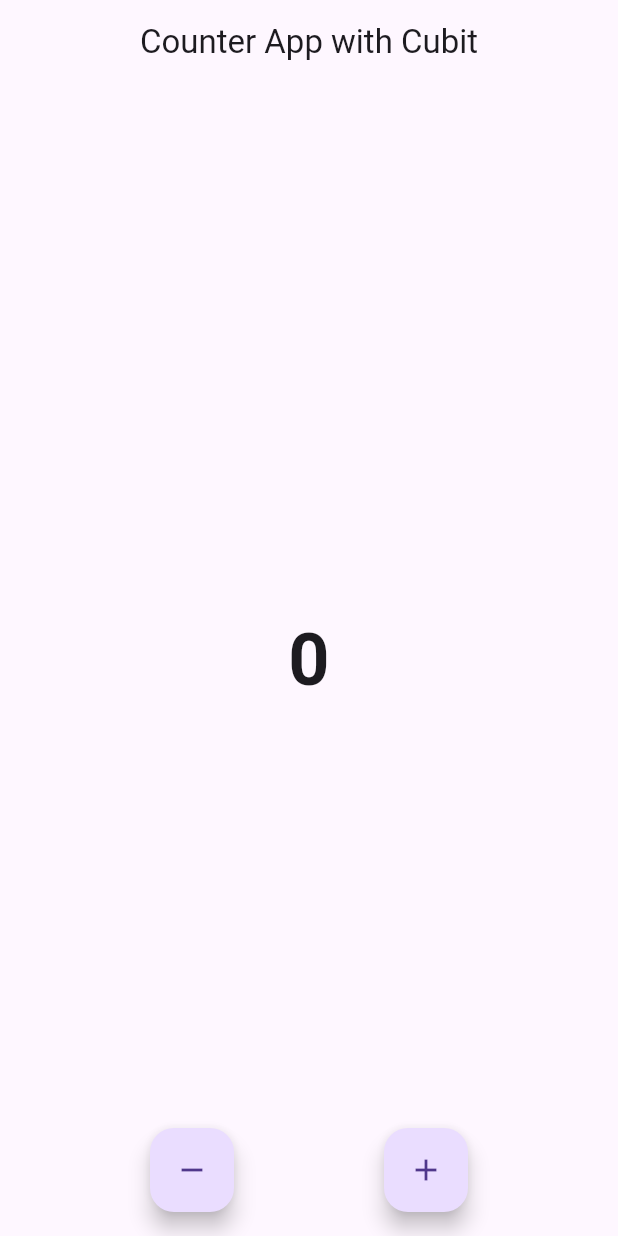
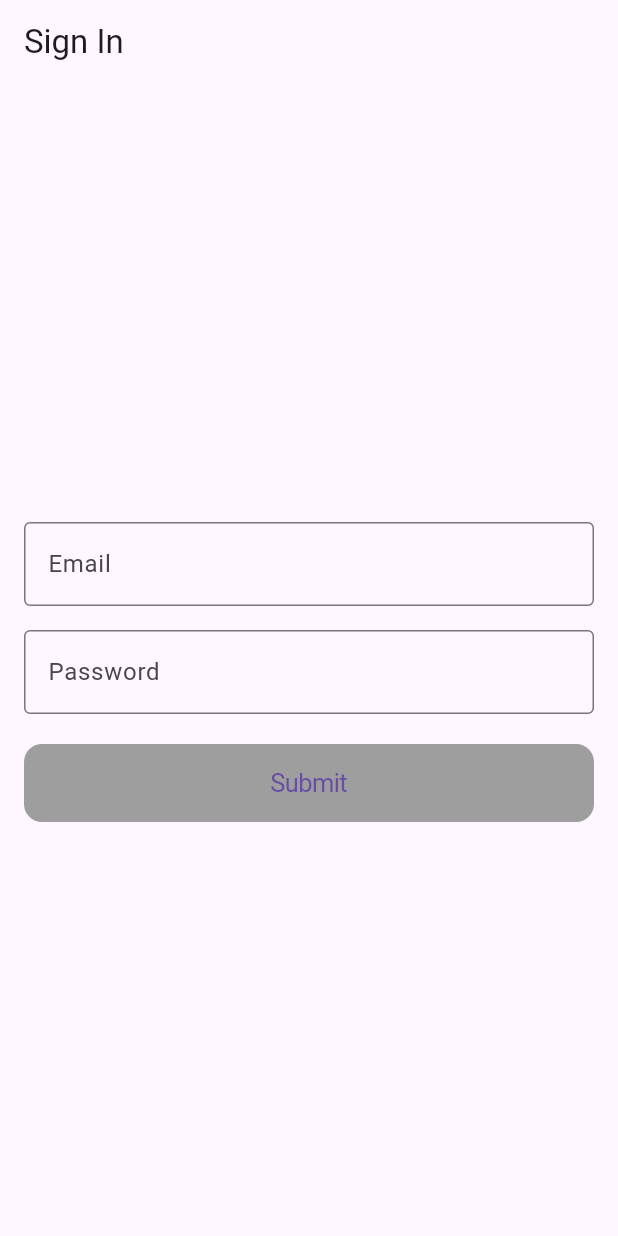
Before and after one commit to oyefalak/bloc_pattern_demo, a Flutter app: the screen it shows after launch, on a phone screen of 412 x 824 dp. Run offline on Flutter 3.47's test engine with Material 3 defaults, Android fonts, the phone set to English and light mode, and no system bars; our stand-ins replace flutter_bloc.

Commit message:
Form validation using bloc done

```diff
--- /dev/null
+++ b/lib/framework/blocs/sign_in_bloc/sign_in_bloc.dart
@@ -0,0 +1,33 @@
+import 'package:bloc_pattern_demo/framework/blocs/sign_in_bloc/sign_in_event.dart';
+import 'package:bloc_pattern_demo/framework/blocs/sign_in_bloc/sign_in_state.dart';
+import 'package:flutter_bloc/flutter_bloc.dart';
+
+class SignInBloc extends Bloc<SignInEvents, SignInState> {
+  SignInBloc() : super(SignInInitialState()) {
+    /// On Sign In Changed
+    on<SignInOnChangedEvent>((event, emit) {
+      if (event.emailValue == '' || validateEmail(event.emailValue) == false) {
+        emit(SignInErrorState('Please enter a valid email address.'));
+      } else if (event.passwordValue.length < 8) {
+        emit(SignInErrorState('Please enter a valid password.'));
+      } else {
+        emit(SignInValidateState());
+      }
+    });
+
+    /// On Sign In Submit
+    on<SignInSubmittedEvent>((event, emit) {
+      emit(SignInLoadingState());
+    });
+  }
+}
+
+/// Validate Email
+bool validateEmail(String email) {
+  /// Regular expression for validating email addresses
+  final RegExp emailRegex = RegExp(
+    r'^[a-zA-Z0-9._%+-]+@[a-zA-Z0-9.-]+\.[a-zA-Z]{2,}$',
+  );
+
+  return emailRegex.hasMatch(email);
+}
--- /dev/null
+++ b/lib/framework/blocs/sign_in_bloc/sign_in_event.dart
@@ -0,0 +1,15 @@
+abstract class SignInEvents {}
+
+class SignInOnChangedEvent extends SignInEvents {
+  final String emailValue;
+  final String passwordValue;
+
+  SignInOnChangedEvent(this.emailValue, this.passwordValue);
+}
+
+class SignInSubmittedEvent extends SignInEvents {
+  final String email;
+  final String password;
+
+  SignInSubmittedEvent(this.email, this.password);
+}
--- /dev/null
+++ b/lib/framework/blocs/sign_in_bloc/sign_in_state.dart
@@ -0,0 +1,15 @@
+abstract class SignInState {}
+
+class SignInInitialState extends SignInState {}
+
+class SignInValidateState extends SignInState {}
+
+class SignInErrorState extends SignInState {
+  final String errorMsg;
+
+  SignInErrorState(this.errorMsg);
+}
+
+class SignInLoadingState extends SignInState {}
+
+class SignInSubmitState extends SignInState {}
--- a/lib/main.dart
+++ b/lib/main.dart
@@ -1,6 +1,8 @@
 import 'package:bloc_pattern_demo/framework/blocs/counter_bloc/counter_bloc.dart';
+import 'package:bloc_pattern_demo/framework/blocs/sign_in_bloc/sign_in_bloc.dart';
 import 'package:bloc_pattern_demo/framework/cubits/counter_cubit/counter_cubit.dart';
-import 'package:bloc_pattern_demo/ui/counter_page.dart';
+import 'package:bloc_pattern_demo/ui/counter_page/counter_page.dart';
+import 'package:bloc_pattern_demo/ui/sign_in_page/sign_in_page.dart';
 import 'package:flutter/material.dart';
 import 'package:flutter_bloc/flutter_bloc.dart';
 
@@ -14,11 +16,11 @@ class MyApp extends StatelessWidget {
   @override
   Widget build(BuildContext context) {
     return BlocProvider(
-      create: (_) => CounterCubit(),
-      child: const MaterialApp(
+      create: (_) => SignInBloc(),
+      child: MaterialApp(
         debugShowCheckedModeBanner: false,
-        title: 'Counter App with Cubit',
-        home: CounterPage(),
+        title: 'Sign In',
+        home: SignInPage(),
       ),
     );
   }
--- /dev/null
+++ b/lib/ui/sign_in_page/sign_in_page.dart
@@ -0,0 +1,91 @@
+import 'package:bloc_pattern_demo/framework/blocs/sign_in_bloc/sign_in_bloc.dart';
+import 'package:bloc_pattern_demo/framework/blocs/sign_in_bloc/sign_in_event.dart';
+import 'package:bloc_pattern_demo/framework/blocs/sign_in_bloc/sign_in_state.dart';
+import 'package:flutter/cupertino.dart';
+import 'package:flutter/material.dart';
+import 'package:flutter_bloc/flutter_bloc.dart';
+
+class SignInPage extends StatelessWidget {
+  final TextEditingController emailController = TextEditingController();
+  final TextEditingController passwordController = TextEditingController();
+
+  SignInPage({super.key});
+
+  @override
+  Widget build(BuildContext context) {
+    // final signInBlocWatch = context.watch<SignInBloc>();
+    return Scaffold(
+      appBar: AppBar(
+        title: const Text('Sign In'),
+      ),
+      body: Padding(
+        padding: const EdgeInsets.all(16.0),
+        child: Column(
+          mainAxisAlignment: MainAxisAlignment.center,
+          crossAxisAlignment: CrossAxisAlignment.stretch,
+          children: [
+            BlocBuilder<SignInBloc, SignInState>(
+              builder: (BuildContext context, state) {
+                if (state is SignInErrorState) {
+                  return Text(
+                    state.errorMsg,
+                    style: const TextStyle(color: Colors.red, fontSize: 16),
+                  );
+                } else {
+                  return Container();
+                }
+              },
+            ),
+            const SizedBox(height: 16),
+            TextField(
+              onChanged: (emailValue) {
+                BlocProvider.of<SignInBloc>(context).add(
+                  SignInOnChangedEvent(emailController.text, passwordController.text),
+                );
+              },
+              controller: emailController,
+              keyboardType: TextInputType.emailAddress,
+              decoration: const InputDecoration(
+                labelText: 'Email',
+                border: OutlineInputBorder(),
+              ),
+            ),
+            const SizedBox(height: 16),
+            TextField(
+              onChanged: (passwordValue) {
+                BlocProvider.of<SignInBloc>(context).add(
+                  SignInOnChangedEvent(emailController.text, passwordController.text),
+                );
+              },
+              controller: passwordController,
+              obscureText: true,
+              decoration: const InputDecoration(
+                labelText: 'Password',
+                border: OutlineInputBorder(),
+              ),
+            ),
+            const SizedBox(height: 20),
+            BlocBuilder<SignInBloc, SignInState>(
+              builder: (context, state) {
+                if(state is SignInLoadingState){
+                  return const Center(child: CircularProgressIndicator());
+                }
+                return CupertinoButton(
+                  onPressed: () {
+                    if(state is SignInValidateState){
+                      BlocProvider.of<SignInBloc>(context).add(
+                        SignInSubmittedEvent(emailController.text, passwordController.text),
+                      );
+                    }
+                  },
+                  color: (state is SignInValidateState) ? Colors.blue : Colors.grey,
+                  child: const Text('Submit'),
+                );
+              },
+            ),
+          ],
+        ),
+      ),
+    );
+  }
+}
```
Also changed, not shown: lib/ui/counter_page/counter_page.dart (renamed from lib/ui/counter_page.dart).
